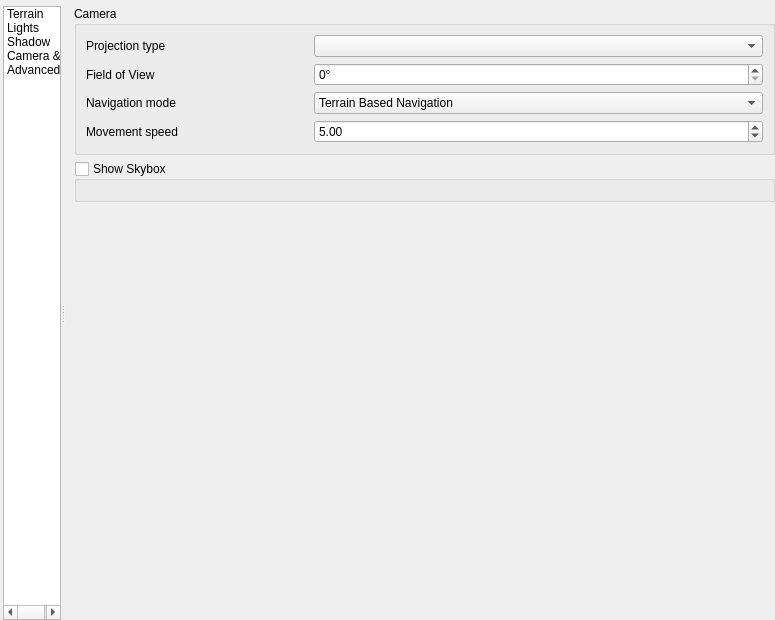
First picture: the form in src/ui/3d/map3dconfigwidget.ui, repository qgis/QGIS, before the edit.
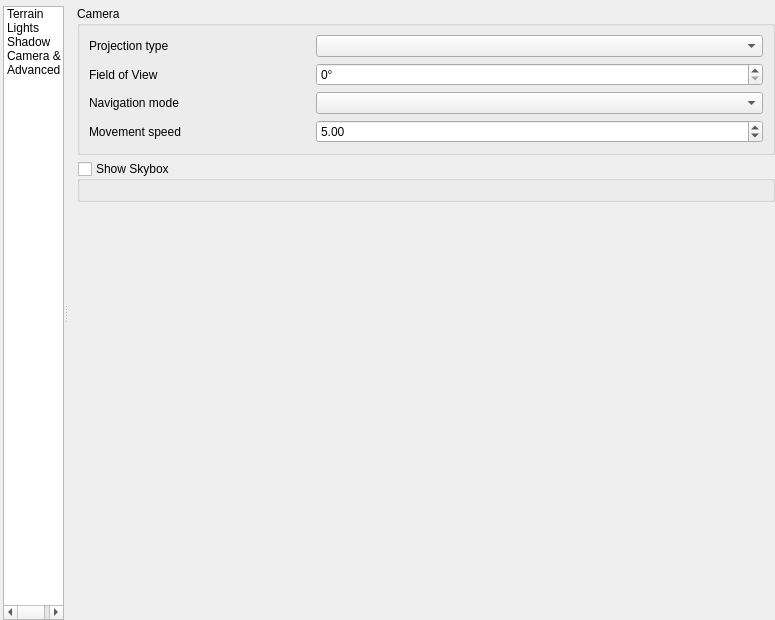
Second picture: the form after the edit. Icons and pictures are not drawn. Custom widgets are drawn as their Qt base class.

Commit message:
Rename "fly" navigation mode as "walk" mode
Fly has a different meaning here, where motion has inertia and the
key presses affect the acceleration of motion instead of directly
move the camera.

The edit to the form file:
```diff
--- a/src/ui/3d/map3dconfigwidget.ui
+++ b/src/ui/3d/map3dconfigwidget.ui
@@ -584,7 +584,7 @@
                <rect>
                 <x>0</x>
                 <y>0</y>
-                <width>704</width>
+                <width>710</width>
                 <height>604</height>
                </rect>
               </property>
@@ -642,18 +642,7 @@
                    </widget>
                   </item>
                   <item row="3" column="1" colspan="2">
-                   <widget class="QComboBox" name="mCameraNavigationMode">
-                    <item>
-                     <property name="text">
-                      <string>Terrain Based Navigation</string>
-                     </property>
-                    </item>
-                    <item>
-                     <property name="text">
-                      <string>Fly Navigation</string>
-                     </property>
-                    </item>
-                   </widget>
+                   <widget class="QComboBox" name="mCameraNavigationModeCombo"/>
                   </item>
                   <item row="4" column="1" colspan="2">
                    <widget class="QDoubleSpinBox" name="mCameraMovementSpeed">
```
Left out of the diff: 16 changed lines with no effect on the pictures. The commit also changes 4 other files.
